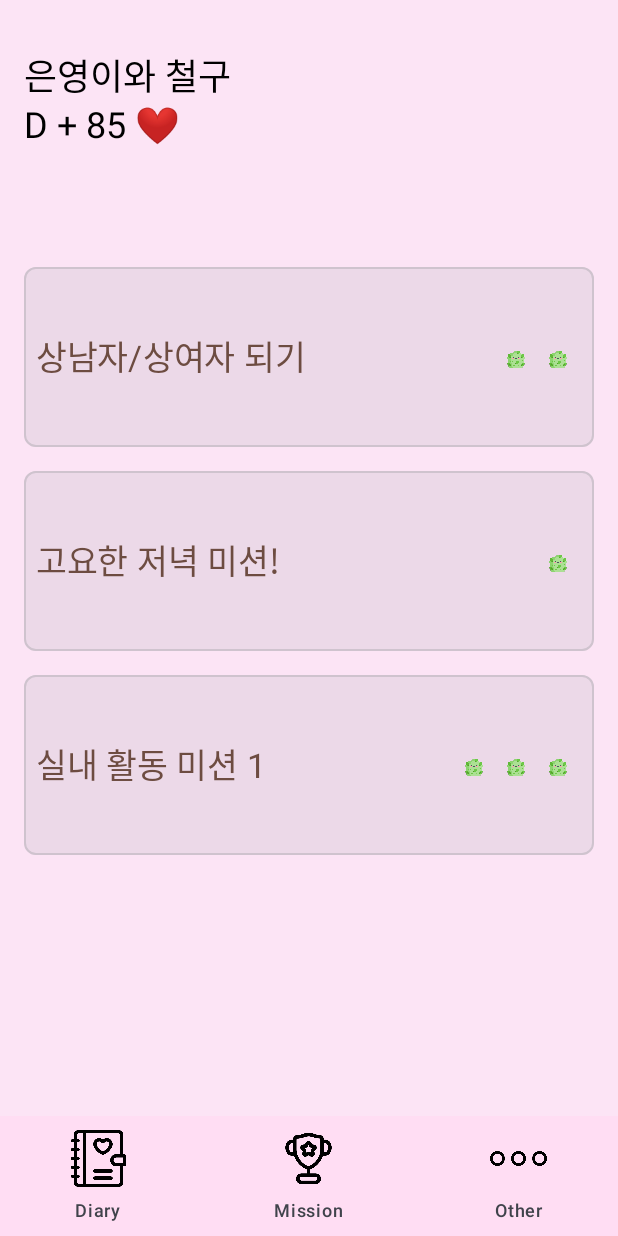
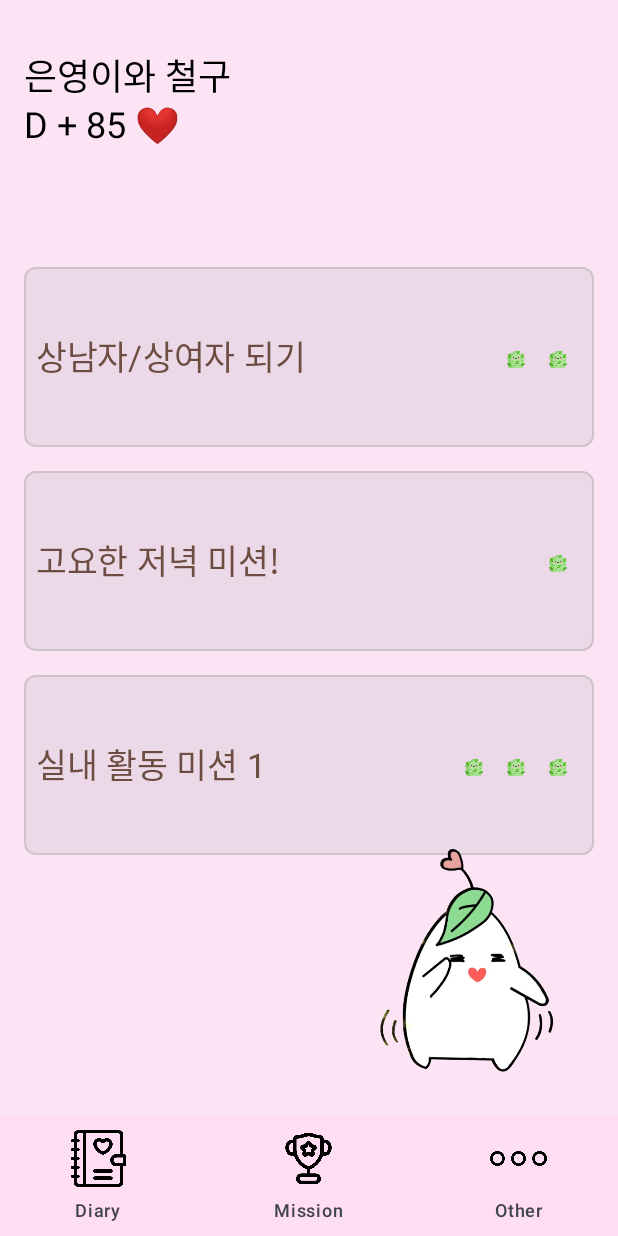
Before and after one commit to Adventure-design-2/adventure_design, an Android app built with Jetpack Compose: the MissionScreen screen opened through its navigation route, on a phone screen of 412 x 824 dp. Run offline under Robolectric (Android 15) with nearby library versions, the phone set to English and light mode, and no system bars; libraries missing offline, so code that uses them is left out: com.google.ai.client.

Commit message:
MissionScreen - 캐릭터 추가
문제점
1. 캐릭터 동작 시 두 캐릭터 이미지의 사이즈가 다름.
일일히 모든 캐릭터를 AndroidStudio에서 확인 후 크기를 같게 조정하는 것 보다는, 캐릭터 그릴 때 같게 해야할 듯.
2. VerifiedScreen 화면 구현이 선행되어야 함.
에서 확인 버튼을 눌렀을 때, 그 미션 내용과 관련된 캐릭터가 보이는 것이기 때문. 각 미션에 그와 관련된 캐릭터 이미지 id를 할당한 후, 캐릭터 이미지를 받아 오는 게 현 아이디어로 보임.

```diff
--- a/app/src/main/java/com/example/myadventure/ui/screens/MissionScreen.kt
+++ b/app/src/main/java/com/example/myadventure/ui/screens/MissionScreen.kt
@@ -3,32 +3,10 @@ package com.example.myadventure.ui.screens
 import androidx.compose.foundation.BorderStroke
 import androidx.compose.foundation.Image
 import androidx.compose.foundation.clickable
-import androidx.compose.foundation.layout.Arrangement
-import androidx.compose.foundation.layout.Box
-import androidx.compose.foundation.layout.Column
-import androidx.compose.foundation.layout.Row
-import androidx.compose.foundation.layout.Spacer
-import androidx.compose.foundation.layout.fillMaxSize
-import androidx.compose.foundation.layout.fillMaxWidth
-import androidx.compose.foundation.layout.height
-import androidx.compose.foundation.layout.padding
-import androidx.compose.foundation.layout.size
+import androidx.compose.foundation.layout.*
 import androidx.compose.foundation.shape.RoundedCornerShape
-import androidx.compose.material3.AlertDialog
-import androidx.compose.material3.Card
-import androidx.compose.material3.CardDefaults
-import androidx.compose.material3.Icon
-import androidx.compose.material3.IconButton
-import androidx.compose.material3.MaterialTheme
-import androidx.compose.material3.Scaffold
-import androidx.compose.material3.Text
-import androidx.compose.material3.TextButton
-import androidx.compose.runtime.Composable
-import androidx.compose.runtime.collectAsState
-import androidx.compose.runtime.getValue
-import androidx.compose.runtime.mutableStateOf
-import androidx.compose.runtime.remember
-import androidx.compose.runtime.setValue
+import androidx.compose.material3.*
+import androidx.compose.runtime.*
 import androidx.compose.ui.Alignment
 import androidx.compose.ui.Modifier
 import androidx.compose.ui.graphics.Color
@@ -41,6 +19,7 @@ import androidx.navigation.NavHostController
 import com.example.myadventure.Mission
 import com.example.myadventure.MissionViewModel
 import com.example.myadventure.R
+import kotlinx.coroutines.delay
 import kotlinx.serialization.Serializable
 
 @Composable
@@ -54,16 +33,37 @@ fun MissionScreen(
     var showSecondDialog by remember { mutableStateOf(false) }
     var selectedMission by remember { mutableStateOf<String?>(null) }
 
+    // 이미지 전환을 위한 상태
+    var currentImage by remember { mutableStateOf(R.drawable.mission_char) }
+
+    // 1초 간격으로 이미지를 전환하는 효과
+    LaunchedEffect(Unit) {
+        while (true) {
+            currentImage = if (currentImage == R.drawable.mission_char) {
+                R.drawable.mission_char_1
+            } else {
+                R.drawable.mission_char
+            }
+            delay(1000) // 1초 지연
+        }
+    }
+
     Scaffold(
         containerColor = Color(0x5EFFC1E3),
         bottomBar = {
+            // 하단 네비게이션 바
             BottomNavigationBar(navController = navController)
         },
         content = { contentPadding ->
+            Box(
+                modifier = Modifier
+                    .fillMaxSize()
+                    .padding(contentPadding)
+            ) {
+                // 메인 콘텐츠
                 Column(
                     modifier = Modifier
                         .fillMaxSize()
-                    .padding(contentPadding)
                         .padding(16.dp)
                 ) {
                     Spacer(modifier = Modifier.height(16.dp))
@@ -84,7 +84,18 @@ fun MissionScreen(
                     )
                 }
 
+                // 화면 오른쪽 아래에서 1초 간격으로 전환되는 캐릭터 이미지
+                Image(
+                    painter = painterResource(id = currentImage),
+                    contentDescription = "Mission Character",
+                    modifier = Modifier
+                        .align(Alignment.BottomEnd)
+                        .padding(16.dp)
+                        .size(170.dp) // 캐릭터 크기 조절
+                )
+
                 if (showSelectDialog) {
+                    // 미션 선택 다이얼로그
                     AlertDialog(
                         onDismissRequest = { showSelectDialog = false },
                         title = { Text("선택 하시겠습니까?") },
@@ -106,6 +117,7 @@ fun MissionScreen(
                 }
 
                 if (showSecondDialog) {
+                    // 두 번째 다이얼로그
                     AlertDialog(
                         onDismissRequest = { showSecondDialog = false },
                         title = {
@@ -156,6 +168,7 @@ fun MissionScreen(
                             .fillMaxWidth()
                             .height(600.dp)
                     )
+                }
             }
         }
     )
@@ -216,8 +229,8 @@ fun MissionCard(
             .clickable { onMissionSelected() },
         colors = CardDefaults.cardColors(containerColor = Color(0x59CFC3CE)),
         shape = RoundedCornerShape(8.dp),
-        elevation = CardDefaults.cardElevation(0.0001.dp), // 옅은 그림자 효과
-        border = BorderStroke(1.dp, Color(0xFFCFC3CE)) // 테두리 추가
+        elevation = CardDefaults.cardElevation(0.0001.dp),
+        border = BorderStroke(1.dp, Color(0xFFCFC3CE))
     ) {
         Row(
             modifier = Modifier
@@ -252,6 +265,6 @@ fun MissionCard(
 
 @Preview
 @Composable
-fun MissionScreen(){
+fun MissionScreenPreview() {
     MissionScreen(navController = NavController(LocalContext.current))
 }
--- a/app/src/main/java/com/example/myadventure/ui/screens/SignupScreen.kt
+++ b/app/src/main/java/com/example/myadventure/ui/screens/SignupScreen.kt
@@ -35,9 +35,11 @@ import androidx.compose.ui.Modifier
 import androidx.compose.ui.graphics.Color
 import androidx.compose.ui.platform.LocalContext
 import androidx.compose.ui.res.painterResource
+import androidx.compose.ui.tooling.preview.Preview
 import androidx.compose.ui.unit.dp
 import androidx.compose.ui.unit.sp
 import androidx.navigation.NavController
+import androidx.navigation.compose.rememberNavController
 import com.example.myadventure.R
 
 @OptIn(ExperimentalMaterial3Api::class)
@@ -54,12 +56,12 @@ fun SignUpScreen(navController: NavController) {
     ) {
         // Logo
         Image(
-            painter = painterResource(id = R.drawable.ic_app_logo2_1),
+            painter = painterResource(id = R.drawable.app_logo4_1),
             contentDescription = "Logo",
             modifier = Modifier.size(170.dp)
         )
 
-        Spacer(modifier = Modifier.height(16.dp))
+        Spacer(modifier = Modifier.height(70.dp))
 
         // Tab Row for switching between Login and Sign up
         TabRow(
```
Also changed, not shown: app/src/main/res/drawable/app_logo3.jpg (added), app/src/main/res/drawable/app_logo4_1.png (added), app/src/main/res/drawable/mission_char.png (added), app/src/main/res/drawable/mission_char_1.png (added). Lines whose indentation alone changed are shown as unchanged.
